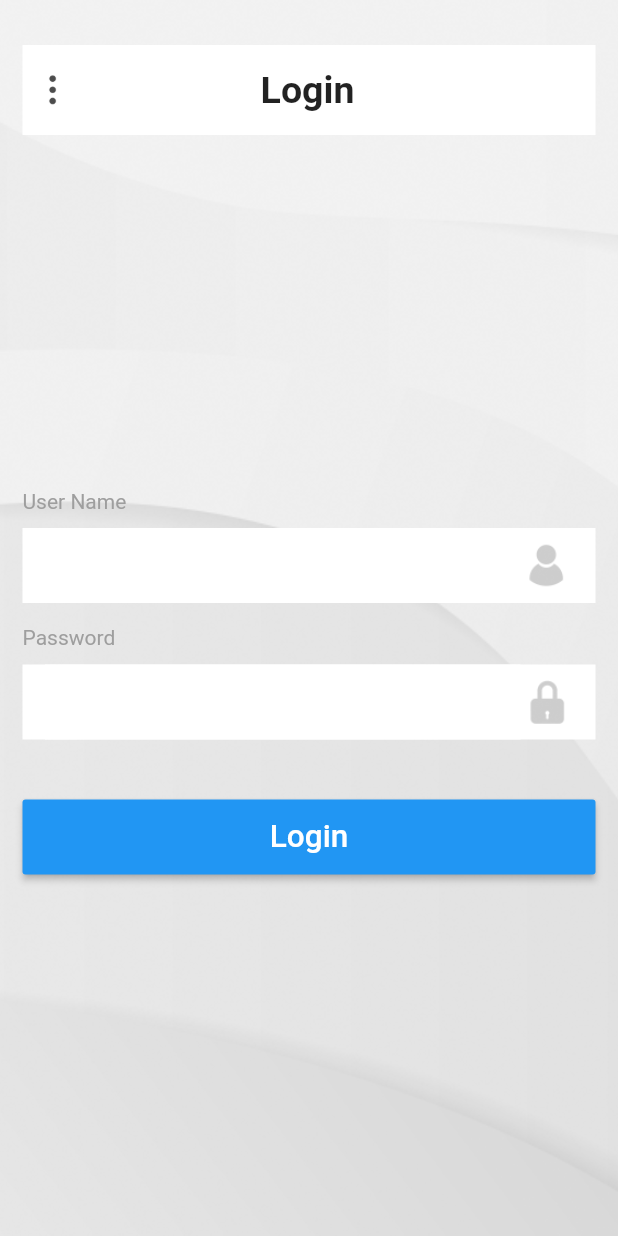
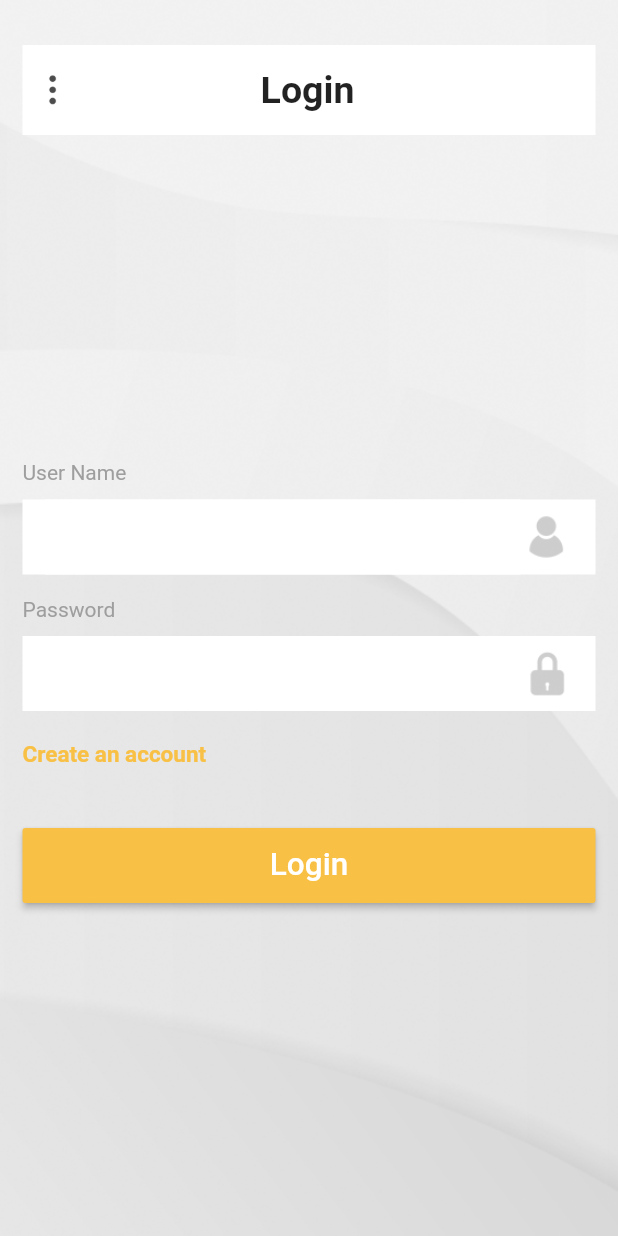
Before and after one commit to VidyaRajan7/FlutterSampleLevel2, a Flutter app: the screen it shows after launch, on a phone screen of 412 x 824 dp. Run offline on Flutter 3.47's test engine with Material 2 defaults, Android fonts, the phone set to English and light mode, and no system bars.

Commit message:
Added create an acccount

```diff
--- a/hala_app_sample/lib/screens/login/view/login_ui.dart
+++ b/hala_app_sample/lib/screens/login/view/login_ui.dart
@@ -1,3 +1,4 @@
+import 'package:flutter/gestures.dart';
 import 'package:flutter/material.dart';
 import 'package:flutter/services.dart';
 import 'package:hala_app_sample/common/widgets/widgets.dart';
@@ -53,6 +54,21 @@ class _LoginUIState extends State<LoginUI> {
     loginWidget.add(getTextFieldWidget('assets/icon_user.png', true));
     loginWidget.add(getLabelWidget('Password'));
     loginWidget.add(getTextFieldWidget('assets/icon_password.png', false));
+    loginWidget.add(Column(
+      children: <Widget>[
+        Container(
+          margin: EdgeInsets.fromLTRB(0, 20, 0, 0),
+          width: (MediaQuery.of(context).size.width) - 30,
+          child: GestureDetector(
+            child: Text('Create an account',
+              style: TextStyle(
+                  fontSize: 15, fontWeight: FontWeight.w600,
+              color: const Color(0xffF8C045)),),
+            onTap: ()=>{},
+          ),
+        )
+      ],
+    ));
     Column c1 = new Column(
       children: <Widget>[
         Container(
@@ -63,7 +79,7 @@ class _LoginUIState extends State<LoginUI> {
             child: Text('Login',
             style: TextStyle(color: Colors.white, fontSize: 21),
             ),
-            color: Colors.blue,
+            color: const Color(0xffF8C045),
             onPressed: () => {},
 
           ),
```
